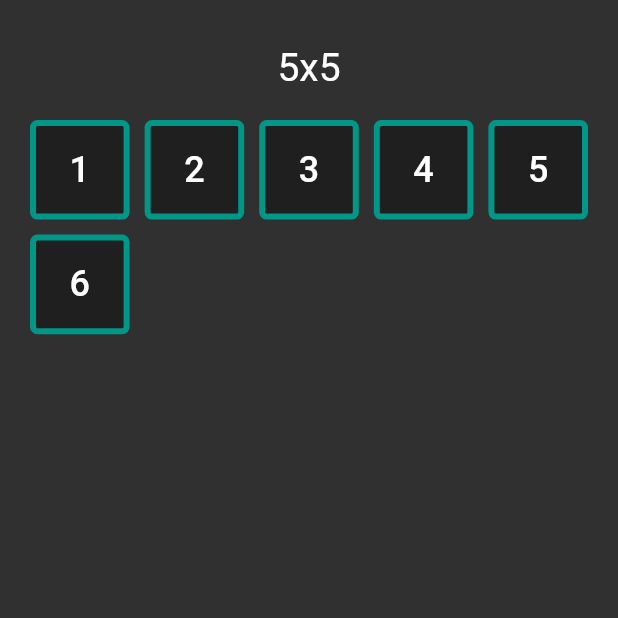
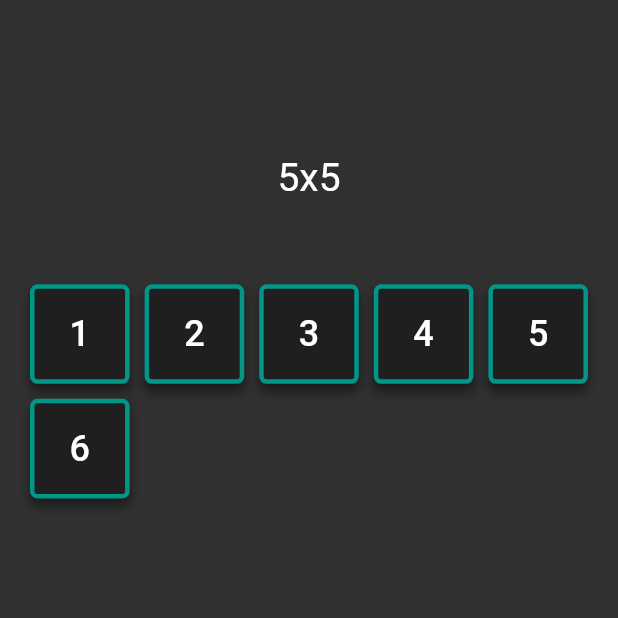
Before and after one commit to schmeff/block-drop, a Flutter app: the screen it shows after launch, after a tap on "5x5", on a phone screen of 412 x 824 dp, the top half of it. Run offline on Flutter 3.47's test engine with Material 2 defaults, Android fonts, the phone set to English and light mode, and no system bars; our stand-ins replace percent_indicator, shared_preferences.

Commit message:
BD-16 - Group Select Screen UI

```diff
--- a/lib/screens/group_select_screen.dart
+++ b/lib/screens/group_select_screen.dart
@@ -9,11 +9,25 @@ class GroupSelectScreen extends StatelessWidget {
   Widget build(BuildContext context) {
     return Scaffold(
       body: Column(
-        mainAxisAlignment: MainAxisAlignment.center,
+        mainAxisAlignment: MainAxisAlignment.spaceEvenly,
         children: <Widget>[
+          SizedBox(
+            height: 30,
+          ),
+          Row(
+            mainAxisAlignment: MainAxisAlignment.center,
+            children: [
+              Text(
+                'Levels',
+                style: TextStyle(
+                  fontSize: 26.0,
+                  fontWeight: FontWeight.w400,
+                ),
+              ),
+            ],
+          ),
           Container(
-            height: MediaQuery.of(context).size.height * 0.8,
-            width: MediaQuery.of(context).size.width,
+            height: MediaQuery.of(context).size.height * 0.75,
             child: GroupsList(),
           ),
         ],
--- a/lib/screens/level_select_screen.dart
+++ b/lib/screens/level_select_screen.dart
@@ -12,6 +12,7 @@ class LevelSelectScreen extends StatelessWidget {
   Widget build(BuildContext context) {
     return Scaffold(
       body: Column(
+        mainAxisAlignment: MainAxisAlignment.spaceEvenly,
         children: [
           SizedBox(
             height: 30,
--- a/lib/widgets/group_item.dart
+++ b/lib/widgets/group_item.dart
@@ -18,10 +18,14 @@ class GroupItem extends StatelessWidget {
         Navigator.of(context).pushNamed(LevelSelectScreen.routeName);
       },
       child: Container(
-        padding: EdgeInsets.symmetric(vertical: 10.0),
+        padding: EdgeInsets.symmetric(vertical: 12.0),
         decoration: BoxDecoration(
           borderRadius: BorderRadius.circular(5.0),
+          color: Color.fromRGBO(31, 31, 31, 1),
+          border: Border.all(
             color: Theme.of(context).primaryColor,
+            width: 3.0,
+          ),
           boxShadow: [
             BoxShadow(
                 color: Colors.black45,
@@ -30,7 +34,8 @@ class GroupItem extends StatelessWidget {
                   5.0,
                 ),
                 blurRadius: 5.0),
-            ]),
+          ],
+        ),
         child: FractionallySizedBox(
           child: Row(
             mainAxisAlignment: MainAxisAlignment.center,
@@ -38,7 +43,7 @@ class GroupItem extends StatelessWidget {
             children: <Widget>[
               Text(
                 this.group,
-                style: TextStyle(fontSize: 20, fontWeight: FontWeight.w500),
+                style: TextStyle(fontSize: 22, fontWeight: FontWeight.w500),
               ),
             ],
           ),
--- a/lib/widgets/levels_grid_item.dart
+++ b/lib/widgets/levels_grid_item.dart
@@ -19,8 +19,17 @@ class LevelsGridItem extends StatelessWidget {
           borderRadius: BorderRadius.circular(5.0),
           border: Border.all(
             color: Theme.of(context).primaryColor,
-            width: 4.0,
+            width: 3.0,
           ),
+          boxShadow: [
+            BoxShadow(
+                color: Colors.black45,
+                offset: Offset(
+                  0.0,
+                  5.0,
+                ),
+                blurRadius: 5.0),
+          ],
         ),
         padding: const EdgeInsets.all(8.0),
         child: Column(
```
Lines whose indentation alone changed are shown as unchanged.
